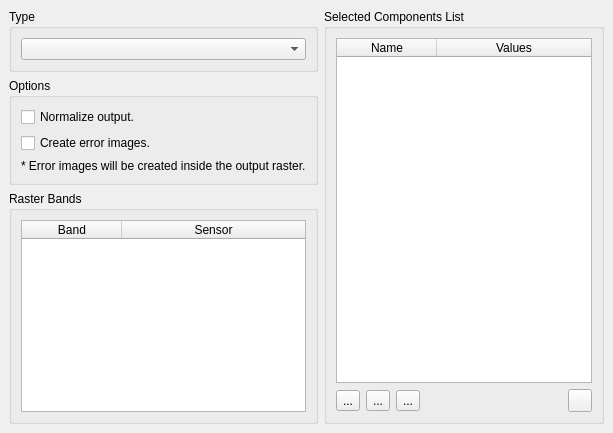
Qt form src/terralib/qt/widgets/rp/ui/MixtureModelWizardPageForm.ui (claudiobogossian/terralib5) before a commit.
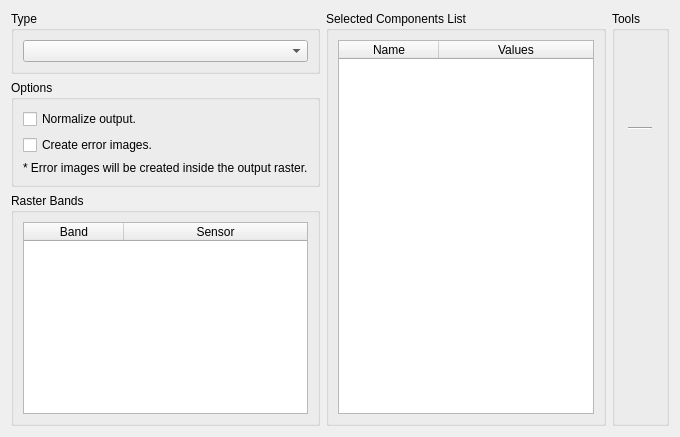
The same form after that commit. Icons and pictures are not drawn.

Commit message: MixtureModel   * Change rasterNavigator display to baseaplicantion's display.

Diff of the .ui file:
```diff
--- a/src/terralib/qt/widgets/rp/ui/MixtureModelWizardPageForm.ui
+++ b/src/terralib/qt/widgets/rp/ui/MixtureModelWizardPageForm.ui
@@ -6,28 +6,16 @@
    <rect>
     <x>0</x>
     <y>0</y>
-    <width>585</width>
+    <width>656</width>
     <height>404</height>
    </rect>
   </property>
   <property name="windowTitle">
    <string>Mixture Model</string>
   </property>
-  <layout class="QGridLayout" name="gridLayout_5">
-   <property name="leftMargin">
-    <number>9</number>
-   </property>
-   <property name="topMargin">
-    <number>9</number>
-   </property>
-   <property name="rightMargin">
-    <number>9</number>
-   </property>
-   <property name="bottomMargin">
-    <number>9</number>
-   </property>
+  <layout class="QGridLayout" name="gridLayout_12">
    <item row="0" column="0">
-    <layout class="QGridLayout" name="gridLayout_4">
+    <layout class="QGridLayout" name="gridLayout_11">
      <item row="0" column="0">
       <layout class="QGridLayout" name="gridLayout_3">
        <item row="0" column="0">
@@ -147,6 +135,8 @@
       </layout>
      </item>
      <item row="0" column="1">
+      <layout class="QGridLayout" name="gridLayout_10" columnstretch="1,0">
+       <item row="0" column="0">
       <widget class="QGroupBox" name="m_componentsListGroupBox">
        <property name="sizePolicy">
         <sizepolicy hsizetype="MinimumExpanding" vsizetype="MinimumExpanding">
@@ -165,8 +155,6 @@
        </property>
        <layout class="QGridLayout" name="gridLayout_8">
         <item row="0" column="0">
-         <layout class="QGridLayout" name="gridLayout_7">
-          <item row="0" column="0">
            <widget class="QTableWidget" name="m_tableWidget">
             <property name="alternatingRowColors">
              <bool>true</bool>
@@ -192,64 +180,151 @@
             </column>
            </widget>
           </item>
-          <item row="1" column="0">
+         </layout>
+        </widget>
+       </item>
+       <item row="0" column="1">
+        <widget class="QGroupBox" name="groupBox_3">
+         <property name="title">
+          <string>Tools</string>
+         </property>
+         <layout class="QGridLayout" name="gridLayout_7">
+          <item row="0" column="0">
            <layout class="QGridLayout" name="gridLayout_6">
-            <item row="0" column="1">
+            <item row="0" column="0">
+             <widget class="QWidget" name="widget" native="true">
+              <property name="sizePolicy">
+               <sizepolicy hsizetype="Expanding" vsizetype="Preferred">
+                <horstretch>0</horstretch>
+                <verstretch>0</verstretch>
+               </sizepolicy>
+              </property>
+              <property name="maximumSize">
+               <size>
+                <width>41</width>
+                <height>16777215</height>
+               </size>
+              </property>
+              <layout class="QGridLayout" name="gridLayout_4">
+               <property name="leftMargin">
+                <number>0</number>
+               </property>
+               <property name="topMargin">
+                <number>0</number>
+               </property>
+               <property name="rightMargin">
+                <number>0</number>
+               </property>
+               <property name="bottomMargin">
+                <number>0</number>
+               </property>
+               <item row="0" column="0">
+                <widget class="QToolButton" name="m_loadToolButton">
+                 <property name="toolTip">
+                  <string>Remove Entry</string>
+                 </property>
+                 <property name="text">
+                  <string/>
+                 </property>
+                 <property name="checkable">
+                  <bool>false</bool>
+                 </property>
+                 <property name="autoExclusive">
+                  <bool>true</bool>
+                 </property>
+                 <property name="autoRaise">
+                  <bool>true</bool>
+                 </property>
+                </widget>
+               </item>
+               <item row="1" column="0">
              <widget class="QToolButton" name="m_saveToolButton">
               <property name="text">
-               <string>...</string>
-              </property>
-             </widget>
-            </item>
-            <item row="0" column="2">
-             <widget class="QToolButton" name="m_acquireToolButton">
+                  <string/>
+                 </property>
+                 <property name="checkable">
+                  <bool>false</bool>
+                 </property>
+                 <property name="autoExclusive">
+                  <bool>true</bool>
+                 </property>
+                 <property name="autoRaise">
+                  <bool>true</bool>
+                 </property>
+                </widget>
+               </item>
+               <item row="2" column="0">
+                <widget class="QToolButton" name="m_removeToolButton">
               <property name="toolTip">
                <string>Acquire samples</string>
               </property>
               <property name="text">
-               <string>...</string>
-              </property>
+                  <string/>
+                 </property>
+                 <property name="icon">
+                  <iconset>
+                   <normaloff>../../../../../../share/terralib/icons/terralib/scalable/edit_delete.svg</normaloff>../../../../../../share/terralib/icons/terralib/scalable/edit_delete.svg</iconset>
+                 </property>
               <property name="checkable">
+                  <bool>false</bool>
+                 </property>
+                 <property name="autoExclusive">
                <bool>true</bool>
               </property>
-             </widget>
-            </item>
-            <item row="0" column="3">
-             <spacer name="horizontalSpacer">
+                 <property name="autoRaise">
+                  <bool>true</bool>
+                 </property>
+                </widget>
+               </item>
+               <item row="3" column="0">
+                <widget class="Line" name="line">
               <property name="orientation">
                <enum>Qt::Horizontal</enum>
               </property>
+                </widget>
+               </item>
+              </layout>
+             </widget>
+            </item>
+            <item row="1" column="0">
+             <layout class="QGridLayout" name="gridLayout_5">
+              <item row="0" column="0">
+               <widget class="QWidget" name="m_navigatorWidget" native="true">
+                <property name="sizePolicy">
+                 <sizepolicy hsizetype="Expanding" vsizetype="MinimumExpanding">
+                  <horstretch>0</horstretch>
+                  <verstretch>0</verstretch>
+                 </sizepolicy>
+                </property>
+                <property name="maximumSize">
+                 <size>
+                  <width>41</width>
+                  <height>16777215</height>
+                 </size>
+                </property>
+               </widget>
+              </item>
+              <item row="1" column="0">
+               <spacer name="verticalSpacer">
+                <property name="orientation">
+                 <enum>Qt::Vertical</enum>
+                </property>
               <property name="sizeHint" stdset="0">
                <size>
-                <width>40</width>
-                <height>20</height>
+                  <width>20</width>
+                  <height>40</height>
                </size>
               </property>
              </spacer>
             </item>
-            <item row="0" column="4">
-             <widget class="QToolButton" name="m_removeToolButton">
-              <property name="toolTip">
-               <string>Remove the selected sample</string>
-              </property>
-              <property name="text">
-               <string/>
-              </property>
-             </widget>
-            </item>
-            <item row="0" column="0">
-             <widget class="QToolButton" name="m_loadToolButton">
-              <property name="text">
-               <string>...</string>
-              </property>
-             </widget>
-            </item>
            </layout>
           </item>
          </layout>
         </item>
        </layout>
       </widget>
+       </item>
+      </layout>
      </item>
     </layout>
    </item>
```
Left out of the diff: 6 changed lines with no effect on the pictures. Lines whose indentation alone changed are shown as unchanged. The commit also changes 6 other files.
